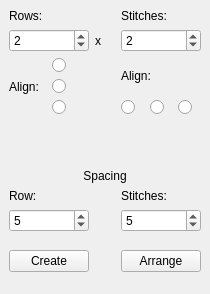
Before: the Qt Designer form src/rowsdock.ui in iPenguin/CrochetCharts, drawn with Qt 5.
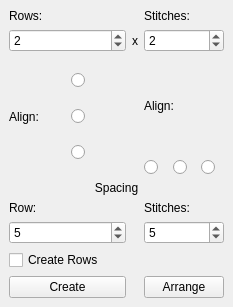
After: the same form once the commit is applied.

Commit message: Add basic grid creation code

The edit to the form file:
```diff
--- a/src/rowsdock.ui
+++ b/src/rowsdock.ui
@@ -6,8 +6,8 @@
    <rect>
     <x>0</x>
     <y>0</y>
-    <width>196</width>
-    <height>294</height>
+    <width>233</width>
+    <height>307</height>
    </rect>
   </property>
   <property name="windowTitle">
@@ -28,19 +28,6 @@
       </property>
      </widget>
     </item>
-    <item row="1" column="0" colspan="2">
-     <widget class="QSpinBox" name="rows">
-      <property name="minimum">
-       <number>1</number>
-      </property>
-      <property name="maximum">
-       <number>100</number>
-      </property>
-      <property name="value">
-       <number>2</number>
-      </property>
-     </widget>
-    </item>
     <item row="0" column="3">
      <widget class="QLabel" name="label_2">
       <property name="sizePolicy">
@@ -54,40 +41,14 @@
       </property>
      </widget>
     </item>
-    <item row="1" column="2">
-     <widget class="QLabel" name="label_3">
-      <property name="sizePolicy">
-       <sizepolicy hsizetype="Fixed" vsizetype="Preferred">
-        <horstretch>0</horstretch>
-        <verstretch>0</verstretch>
-       </sizepolicy>
-      </property>
-      <property name="text">
-       <string>x</string>
-      </property>
-     </widget>
-    </item>
-    <item row="1" column="3" colspan="2">
-     <widget class="QSpinBox" name="stitches">
-      <property name="minimum">
-       <number>1</number>
-      </property>
-      <property name="maximum">
-       <number>100</number>
-      </property>
-      <property name="value">
-       <number>2</number>
-      </property>
-     </widget>
-    </item>
-    <item row="2" column="0" rowspan="2">
+    <item row="3" column="0" rowspan="2">
      <widget class="QLabel" name="label_4">
       <property name="text">
        <string>Align:</string>
       </property>
      </widget>
     </item>
-    <item row="2" column="1" rowspan="2">
+    <item row="3" column="1" rowspan="2">
      <layout class="QVBoxLayout" name="verticalLayout_2">
       <item>
        <widget class="QRadioButton" name="alignTop">
@@ -121,14 +82,7 @@
       </item>
      </layout>
     </item>
-    <item row="2" column="3">
-     <widget class="QLabel" name="label_5">
-      <property name="text">
-       <string>Align:</string>
-      </property>
-     </widget>
-    </item>
-    <item row="3" column="3" colspan="2">
+    <item row="4" column="3">
      <layout class="QHBoxLayout" name="horizontalLayout">
       <item>
        <widget class="QRadioButton" name="alignLeft">
@@ -162,6 +116,22 @@
       </item>
      </layout>
     </item>
+    <item row="5" column="0" colspan="4">
+     <widget class="QLabel" name="label_7">
+      <property name="sizePolicy">
+       <sizepolicy hsizetype="Preferred" vsizetype="Fixed">
+        <horstretch>0</horstretch>
+        <verstretch>0</verstretch>
+       </sizepolicy>
+      </property>
+      <property name="text">
+       <string>Spacing</string>
+      </property>
+      <property name="alignment">
+       <set>Qt::AlignCenter</set>
+      </property>
+     </widget>
+    </item>
     <item row="6" column="0" colspan="2">
      <widget class="QLabel" name="label_6">
       <property name="sizePolicy">
@@ -175,6 +145,19 @@
       </property>
      </widget>
     </item>
+    <item row="6" column="3">
+     <widget class="QLabel" name="label_8">
+      <property name="sizePolicy">
+       <sizepolicy hsizetype="Preferred" vsizetype="Fixed">
+        <horstretch>0</horstretch>
+        <verstretch>0</verstretch>
+       </sizepolicy>
+      </property>
+      <property name="text">
+       <string>Stitches:</string>
+      </property>
+     </widget>
+    </item>
     <item row="7" column="0" colspan="2">
      <widget class="QSpinBox" name="rowSpacing">
       <property name="maximum">
@@ -185,7 +168,7 @@
       </property>
      </widget>
     </item>
-    <item row="7" column="3" colspan="2">
+    <item row="7" column="3">
      <widget class="QSpinBox" name="stitchSpacing">
       <property name="maximum">
        <number>100</number>
@@ -195,60 +178,15 @@
       </property>
      </widget>
     </item>
-    <item row="6" column="3">
-     <widget class="QLabel" name="label_8">
-      <property name="sizePolicy">
-       <sizepolicy hsizetype="Preferred" vsizetype="Fixed">
-        <horstretch>0</horstretch>
-        <verstretch>0</verstretch>
-       </sizepolicy>
-      </property>
-      <property name="text">
-       <string>Stitches:</string>
-      </property>
-     </widget>
-    </item>
-    <item row="5" column="0" colspan="5">
-     <widget class="QLabel" name="label_7">
-      <property name="sizePolicy">
-       <sizepolicy hsizetype="Preferred" vsizetype="Fixed">
-        <horstretch>0</horstretch>
-        <verstretch>0</verstretch>
-       </sizepolicy>
-      </property>
-      <property name="text">
-       <string>Spacing</string>
-      </property>
-      <property name="alignment">
-       <set>Qt::AlignCenter</set>
-      </property>
-     </widget>
-    </item>
-    <item row="4" column="0" colspan="5">
-     <spacer name="verticalSpacer">
-      <property name="orientation">
-       <enum>Qt::Vertical</enum>
-      </property>
-      <property name="sizeHint" stdset="0">
-       <size>
-        <width>20</width>
-        <height>10</height>
-       </size>
-      </property>
-     </spacer>
-    </item>
-    <item row="8" column="3" colspan="2">
-     <widget class="QPushButton" name="arrange">
-      <property name="toolTip">
-       <string>Arrange the selected cells into a grid</string>
-      </property>
-      <property name="text">
-       <string>Arrange</string>
-      </property>
-     </widget>
-    </item>
     <item row="8" column="0" colspan="2">
-     <widget class="QPushButton" name="createGrid">
+     <widget class="QCheckBox" name="createGrid">
+      <property name="text">
+       <string>Create Rows</string>
+      </property>
+     </widget>
+    </item>
+    <item row="9" column="0" colspan="2">
+     <widget class="QPushButton" name="createGridBttn">
       <property name="toolTip">
        <string>Create a grid with new cells</string>
       </property>
@@ -257,18 +195,61 @@
       </property>
      </widget>
     </item>
-    <item row="8" column="2">
-     <spacer name="verticalSpacer_2">
-      <property name="orientation">
-       <enum>Qt::Vertical</enum>
+    <item row="9" column="3">
+     <widget class="QPushButton" name="arrangeBttn">
+      <property name="toolTip">
+       <string>Arrange the selected cells into a grid</string>
       </property>
-      <property name="sizeHint" stdset="0">
-       <size>
-        <width>20</width>
-        <height>20</height>
-       </size>
+      <property name="text">
+       <string>Arrange</string>
       </property>
-     </spacer>
+     </widget>
+    </item>
+    <item row="1" column="0" colspan="2">
+     <widget class="QSpinBox" name="rows">
+      <property name="minimum">
+       <number>1</number>
+      </property>
+      <property name="maximum">
+       <number>100</number>
+      </property>
+      <property name="value">
+       <number>2</number>
+      </property>
+     </widget>
+    </item>
+    <item row="1" column="3">
+     <widget class="QSpinBox" name="stitches">
+      <property name="minimum">
+       <number>1</number>
+      </property>
+      <property name="maximum">
+       <number>100</number>
+      </property>
+      <property name="value">
+       <number>2</number>
+      </property>
+     </widget>
+    </item>
+    <item row="3" column="3">
+     <widget class="QLabel" name="label_5">
+      <property name="text">
+       <string>Align:</string>
+      </property>
+     </widget>
+    </item>
+    <item row="1" column="2">
+     <widget class="QLabel" name="label_3">
+      <property name="sizePolicy">
+       <sizepolicy hsizetype="Fixed" vsizetype="Preferred">
+        <horstretch>0</horstretch>
+        <verstretch>0</verstretch>
+       </sizepolicy>
+      </property>
+      <property name="text">
+       <string>x</string>
+      </property>
+     </widget>
     </item>
    </layout>
   </widget>
```
The commit also changes 2 other files.
